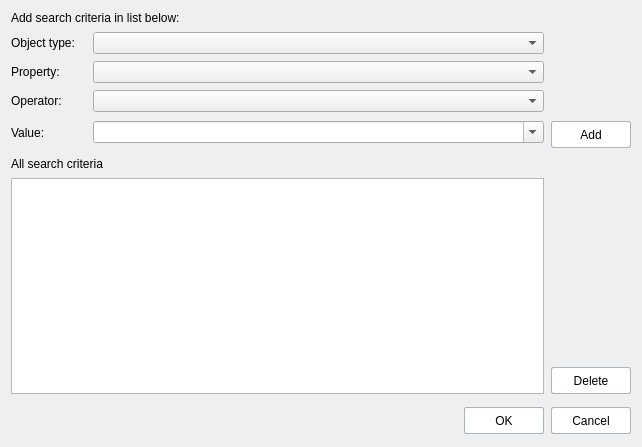
Old version of the form ModelFilterPlugin/Resources/ui/GroupDialog.ui in the repository RengaSoftware/ModelFilter.
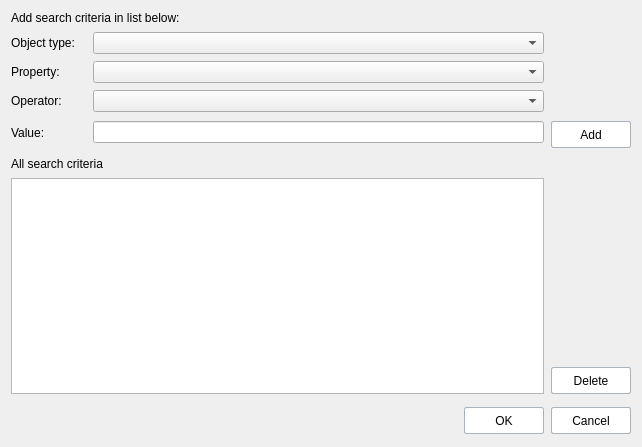
New version of the form.

Commit message: - replace comboBox with lineEdit in GroupDialog

Patch:
```diff
--- a/ModelFilterPlugin/Resources/ui/GroupDialog.ui
+++ b/ModelFilterPlugin/Resources/ui/GroupDialog.ui
@@ -97,22 +97,6 @@
        </property>
       </widget>
      </item>
-     <item row="4" column="1">
-      <widget class="QComboBox" name="valueBox">
-       <property name="enabled">
-        <bool>true</bool>
-       </property>
-       <property name="sizePolicy">
-        <sizepolicy hsizetype="Expanding" vsizetype="Fixed">
-         <horstretch>0</horstretch>
-         <verstretch>0</verstretch>
-        </sizepolicy>
-       </property>
-       <property name="editable">
-        <bool>true</bool>
-       </property>
-      </widget>
-     </item>
      <item row="1" column="0">
       <widget class="QLabel" name="label">
        <property name="sizePolicy">
@@ -267,6 +251,9 @@
        </property>
       </widget>
      </item>
+     <item row="4" column="1">
+      <widget class="QLineEdit" name="valueLine"/>
+     </item>
     </layout>
    </item>
    <item>
```
Left out of the diff: 1 changed line with no effect on the pictures. The commit also changes 2 other files.
